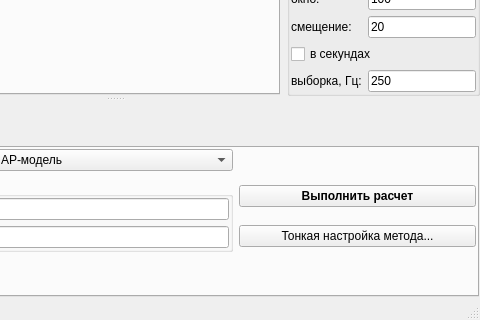
First picture: the form in src/mainwindow.ui, repository zOrg1331/qznonstat, before the edit; both pictures show x 251 to 731 and y 288 to 608 of the 731 by 608 pixel window.
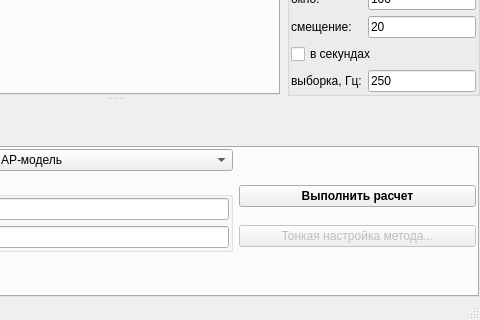
Second picture: the form after the edit.

```diff
--- a/src/mainwindow.ui
+++ b/src/mainwindow.ui
@@ -297,6 +297,9 @@
          </item>
          <item row="3" column="2">
           <widget class="QPushButton" name="dataAnalysisSetupMethodButton">
+           <property name="enabled">
+            <bool>false</bool>
+           </property>
            <property name="text">
             <string>Тонкая настройка метода...</string>
            </property>
```
